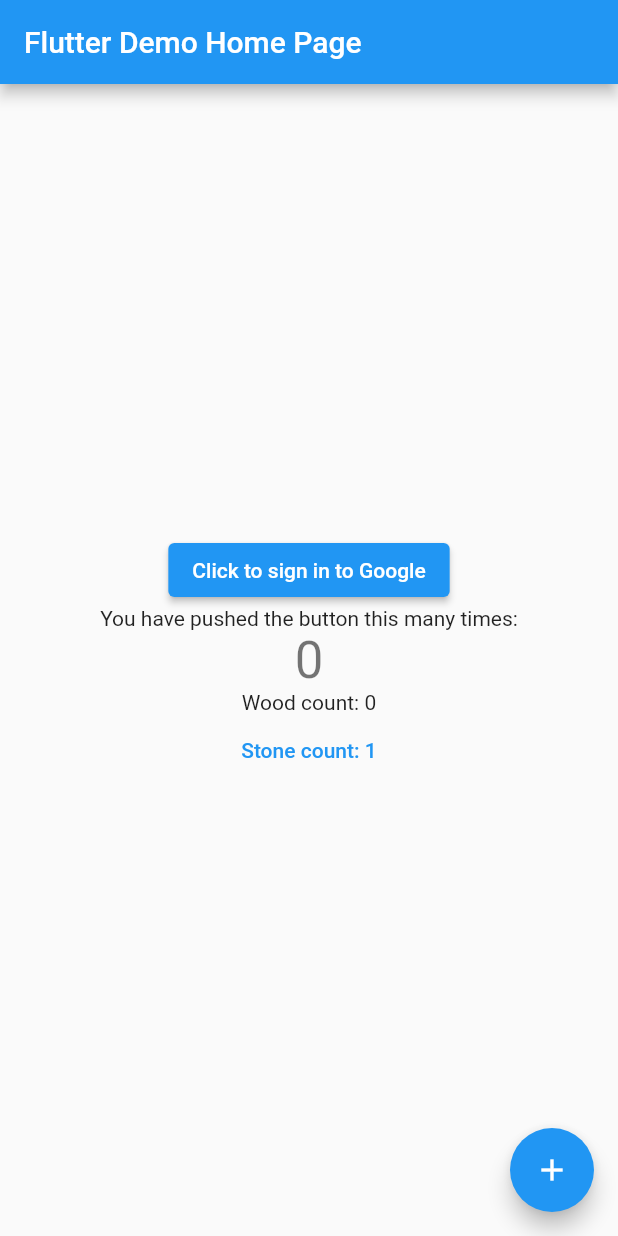
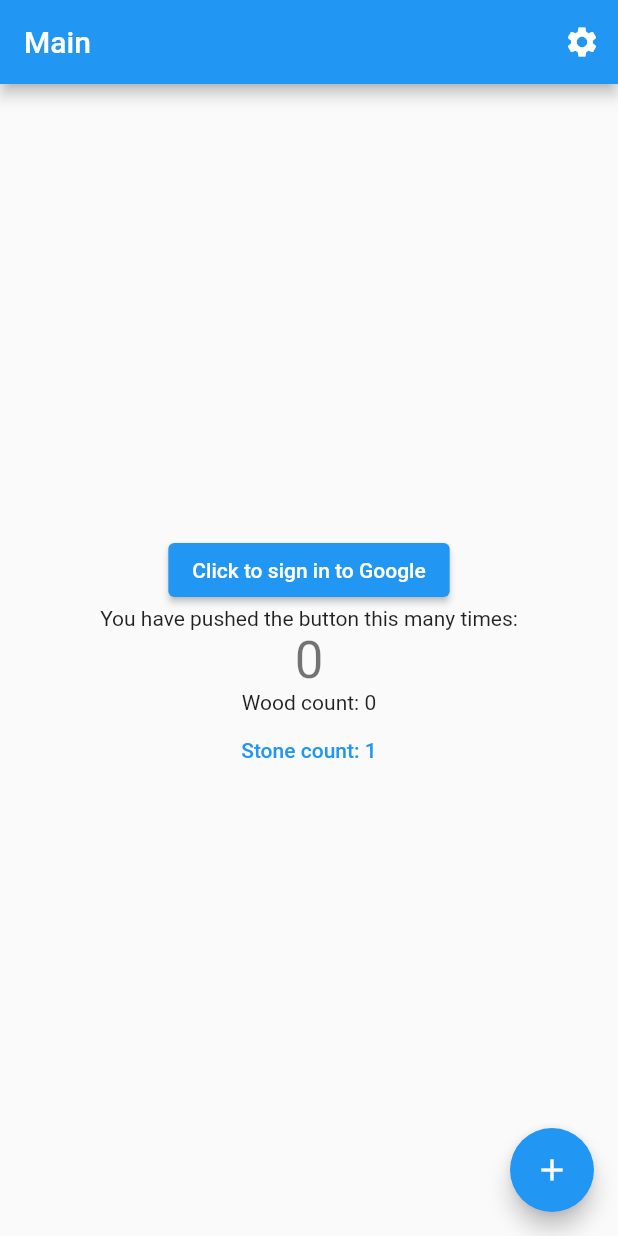
Before and after one commit to DarkHSoul/evincepursuit, a Flutter app: the screen it shows after launch, after a tap on an icon or button, on a phone screen of 412 x 824 dp. Run offline on Flutter 3.47's test engine with Material 2 defaults, Android fonts, the phone set to English and light mode, and no system bars; our stand-ins replace cloud_firestore, firebase_auth, firebase_core, google_sign_in, hive, hive_flutter; accounts and stored records are empty.

Commit message:
some improvements

```diff
--- a/lib/main.dart
+++ b/lib/main.dart
@@ -11,6 +11,7 @@ import 'package:hive_flutter/hive_flutter.dart';
 Future<void> main() async {
   WidgetsFlutterBinding.ensureInitialized();
   await Hive.initFlutter();
+  await Hive.openBox('themedata');
   Hive.registerAdapter(WoodsAdapter());
   Hive.registerAdapter(StoneAdapter());
   await Hive.openBox<Woods>('woods');
@@ -68,7 +69,10 @@ class _MyHomePageState extends State<MyHomePage> {
   Widget build(BuildContext context) {
     return Scaffold(
       appBar: AppBar(
-        title: Text(widget.title),
+        title: const Text('Main'),
+        actions: [
+          IconButton(onPressed: () {}, icon: const Icon(Icons.settings))
+        ],
       ),
       body: Center(
         child: Column(
--- a/pubspec.yaml
+++ b/pubspec.yaml
@@ -43,6 +43,7 @@ dependencies:
   provider: ^6.0.5
   hive: ^2.2.3
   hive_flutter: ^1.1.0
+  settings_ui: ^2.0.2
 
 dev_dependencies:
   flutter_test:
```
Also changed, not shown: lib/Settings/settings.dart (added, +15 -0 lines), pubspec.lock.
